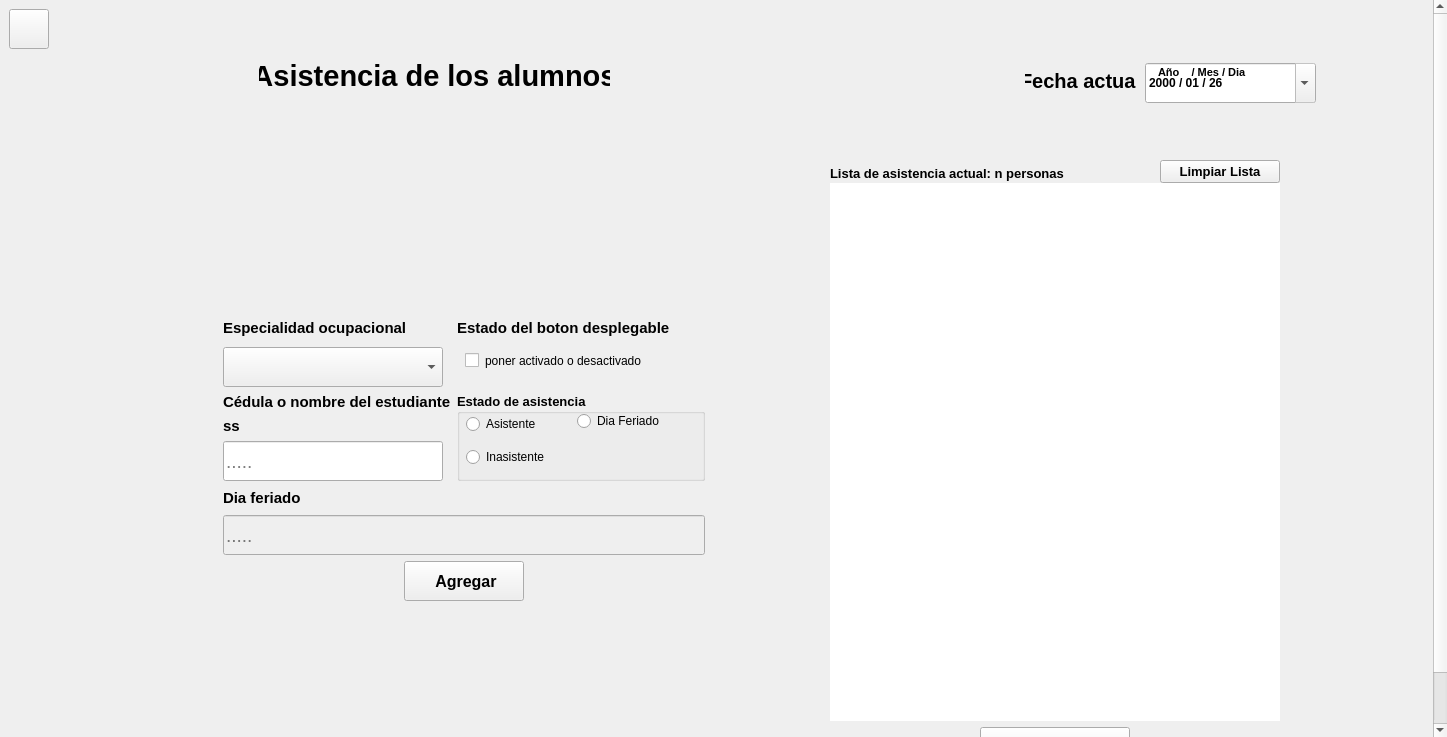
Enmanuel-86/TELA-APP, file recursos_graficos_y_logicos/elementos_graficos_ui/pantalla_de_asistencia_alumnos.ui: the form before one commit.
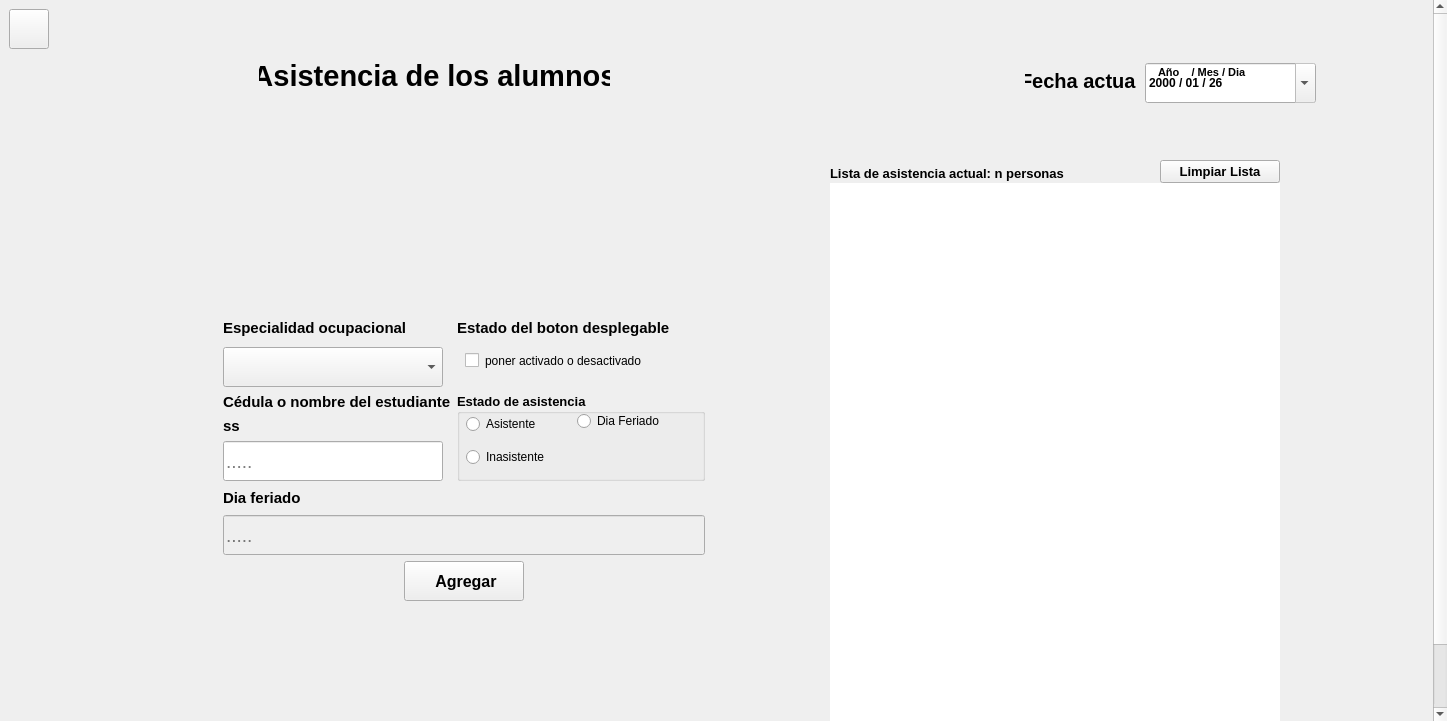
The form after the commit. Icons and pictures are not drawn.

Diff of the .ui file:
```diff
--- a/recursos_graficos_y_logicos/elementos_graficos_ui/pantalla_de_asistencia_alumnos.ui
+++ b/recursos_graficos_y_logicos/elementos_graficos_ui/pantalla_de_asistencia_alumnos.ui
@@ -7,7 +7,7 @@
     <x>0</x>
     <y>0</y>
     <width>1447</width>
-    <height>737</height>
+    <height>721</height>
    </rect>
   </property>
   <property name="windowTitle">
```
Left out of the diff: 16 changed lines with no effect on the pictures.
